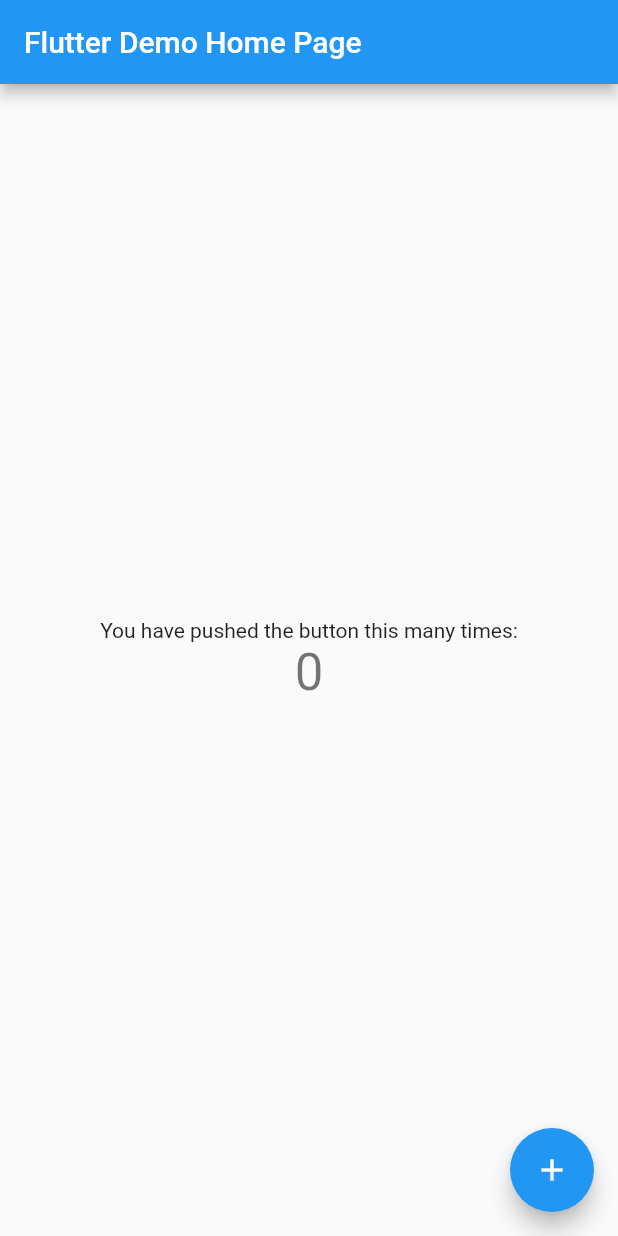
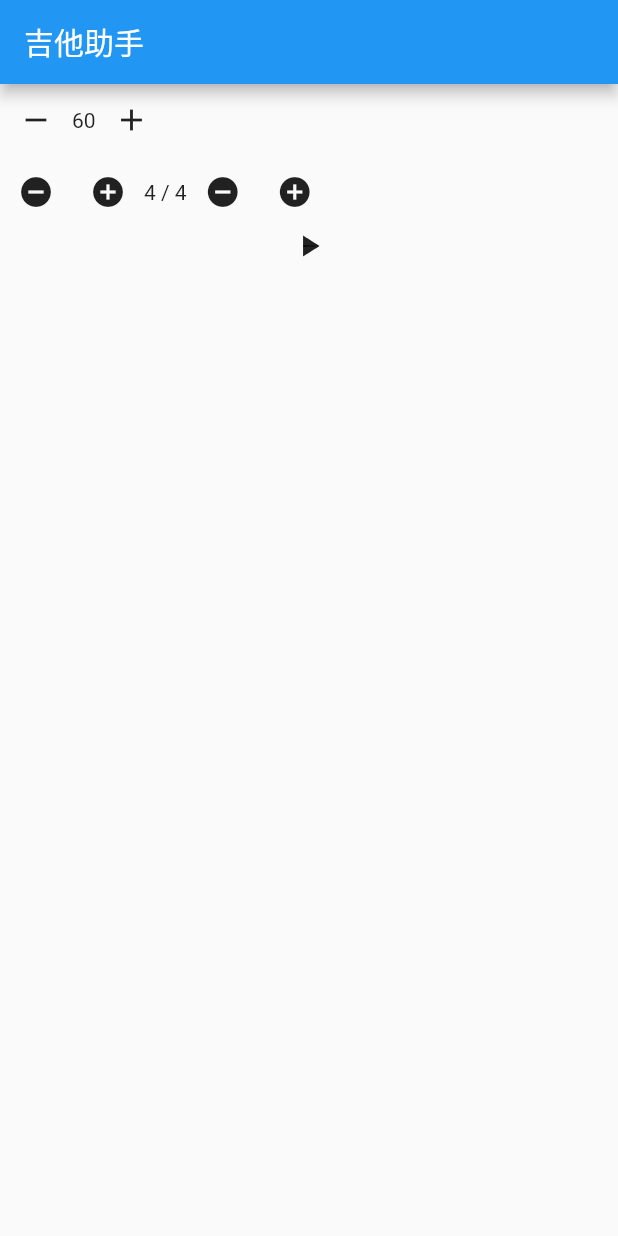
Before and after one commit to mzlogin/guitar_assistant, a Flutter app: the screen it shows after launch, on a phone screen of 412 x 824 dp. Run offline on Flutter 3.47's test engine with Material 2 defaults, Android fonts, the light colour scheme and no system bars; our stand-ins replace audioplayers.

Commit message:
新增节拍器基本功能

```diff
--- a/lib/main.dart
+++ b/lib/main.dart
@@ -1,4 +1,7 @@
+import 'dart:async';
+
 import 'package:flutter/material.dart';
+import 'package:audioplayers/audioplayers.dart';
 
 void main() {
   runApp(const MyApp());
@@ -7,24 +10,14 @@
 class MyApp extends StatelessWidget {
   const MyApp({Key? key}) : super(key: key);
 
-  // This widget is the root of your application.
   @override
   Widget build(BuildContext context) {
     return MaterialApp(
-      title: 'Flutter Demo',
+      title: '吉他助手',
       theme: ThemeData(
-        // This is the theme of your application.
-        //
-        // Try running your application with "flutter run". You'll see the
-        // application has a blue toolbar. Then, without quitting the app, try
-        // changing the primarySwatch below to Colors.green and then invoke
-        // "hot reload" (press "r" in the console where you ran "flutter run",
-        // or simply save your changes to "hot reload" in a Flutter IDE).
-        // Notice that the counter didn't reset back to zero; the application
-        // is not restarted.
         primarySwatch: Colors.blue,
       ),
-      home: const MyHomePage(title: 'Flutter Demo Home Page'),
+      home: const MyHomePage(title: '吉他助手'),
     );
   }
 }
@@ -32,84 +25,159 @@
 class MyHomePage extends StatefulWidget {
   const MyHomePage({Key? key, required this.title}) : super(key: key);
 
-  // This widget is the home page of your application. It is stateful, meaning
-  // that it has a State object (defined below) that contains fields that affect
-  // how it looks.
-
-  // This class is the configuration for the state. It holds the values (in this
-  // case the title) provided by the parent (in this case the App widget) and
-  // used by the build method of the State. Fields in a Widget subclass are
-  // always marked "final".
-
   final String title;
 
   @override
   State<MyHomePage> createState() => _MyHomePageState();
 }
 
-class _MyHomePageState extends State<MyHomePage> {
-  int _counter = 0;
+class _MyHomePageState extends State<MyHomePage> with TickerProviderStateMixin {
+  // X 分音符为一拍，默认 4
+  int _oneBeat = 4;
+  // 每小节 X 拍，默认 4
+  int _beatsPerMeasure = 4;
+  // 每分钟多少拍，默认 60
+  int _beatsPerMinute = 60;
+  // 是否正在播放节拍器音频
+  bool _isPlaying = false;
+  // 当前计数
+  int _currentStep = -1;
 
-  void _incrementCounter() {
+  late AnimationController _animationController;
+  Timer? _timer;
+
+  final AudioCache _audioCache = AudioCache();
+  AudioPlayer advancedPlayer = AudioPlayer();
+
+  @override
+  void initState() {
+    super.initState();
+    _animationController = AnimationController(vsync: this)
+    ..duration = const Duration(milliseconds: 500);
+  }
+
+  _renewTimer() {
+    _timer = Timer(Duration(milliseconds: (60 * 1000 ~/ _beatsPerMinute)), () {
+      _playAudio().then((value) => _incrementCurrentStep);
+      _renewTimer();
+    });
+  }
+
+  Future<void> _playAudio() {
+    int nextStep = _currentStep + 1;
+    if (nextStep % _beatsPerMeasure == 0) {
+      return _audioCache.play('sound-effect-1_1.wav');
+    } else {
+      return _audioCache.play('sound-effect-1_2.wav');
+    }
+  }
+
+  _switchPlayingState() {
+    if (_isPlaying) {
+      _animationController.reverse();
+      _timer?.cancel();
+    } else {
+      _animationController.forward();
+      _renewTimer();
+    }
     setState(() {
-      // This call to setState tells the Flutter framework that something has
-      // changed in this State, which causes it to rerun the build method below
-      // so that the display can reflect the updated values. If we changed
-      // _counter without calling setState(), then the build method would not be
-      // called again, and so nothing would appear to happen.
-      _counter++;
+      _isPlaying = !_isPlaying;
+    });
+  }
+
+  _incrementCurrentStep() {
+    setState(() {
+      _currentStep++;
+    });
+  }
+
+  _incrementOneBeat() {
+    if (_oneBeat >= 16) {
+      return;
+    }
+    setState(() {
+      _oneBeat *= 2;
+    });
+  }
+
+  _decrementOneBeat() {
+    if (_oneBeat <= 1) {
+      return;
+    }
+    setState(() {
+      _oneBeat = _oneBeat ~/ 2;
+    });
+  }
+
+  _incrementBeatsPerMeasure() {
+    if (_beatsPerMeasure >= 20) {
+      return;
+    }
+    setState(() {
+      _beatsPerMeasure++;
+    });
+  }
+
+  _decrementBeatsPerMeasure() {
+    if (_beatsPerMeasure <= 1) {
+      return;
+    }
+    setState(() {
+      _beatsPerMeasure--;
+    });
+  }
+
+  _incrementBeatsPerMinute() {
+    if (_beatsPerMinute >= 500) {
+      return;
+    }
+    setState(() {
+      _beatsPerMinute++;
+    });
+  }
+
+  _decrementBeatsPerMinute() {
+    if (_beatsPerMinute <= 20) {
+      return;
+    }
+    setState(() {
+      _beatsPerMinute--;
     });
   }
 
   @override
   Widget build(BuildContext context) {
-    // This method is rerun every time setState is called, for instance as done
-    // by the _incrementCounter method above.
-    //
-    // The Flutter framework has been optimized to make rerunning build methods
-    // fast, so that you can just rebuild anything that needs updating rather
-    // than having to individually change instances of widgets.
     return Scaffold(
       appBar: AppBar(
-        // Here we take the value from the MyHomePage object that was created by
-        // the App.build method, and use it to set our appbar title.
         title: Text(widget.title),
       ),
-      body: Center(
-        // Center is a layout widget. It takes a single child and positions it
-        // in the middle of the parent.
-        child: Column(
-          // Column is also a layout widget. It takes a list of children and
-          // arranges them vertically. By default, it sizes itself to fit its
-          // children horizontally, and tries to be as tall as its parent.
-          //
-          // Invoke "debug painting" (press "p" in the console, choose the
-          // "Toggle Debug Paint" action from the Flutter Inspector in Android
-          // Studio, or the "Toggle Debug Paint" command in Visual Studio Code)
-          // to see the wireframe for each widget.
-          //
-          // Column has various properties to control how it sizes itself and
-          // how it positions its children. Here we use mainAxisAlignment to
-          // center the children vertically; the main axis here is the vertical
-          // axis because Columns are vertical (the cross axis would be
-          // horizontal).
-          mainAxisAlignment: MainAxisAlignment.center,
-          children: <Widget>[
-            const Text(
-              'You have pushed the button this many times:',
+      body: Column(
+        children: [
+          Row(
+            children: [
+              IconButton(onPressed: _decrementBeatsPerMinute, icon: const Icon(Icons.remove)),
+              Text('$_beatsPerMinute'),
+              IconButton(onPressed: _incrementBeatsPerMinute, icon: const Icon(Icons.add)),
+            ],
+          ),
+          Row(
+            children: [
+              IconButton(onPressed: _decrementBeatsPerMeasure, icon: const Icon(Icons.remove_circle)),
+              IconButton(onPressed: _incrementBeatsPerMeasure, icon: const Icon(Icons.add_circle)),
+              Text('$_beatsPerMeasure / $_oneBeat'),
+              IconButton(onPressed: _decrementOneBeat, icon: const Icon(Icons.remove_circle)),
+              IconButton(onPressed: _incrementOneBeat, icon: const Icon(Icons.add_circle)),
+            ],
+          ),
+          InkWell(
+            child: AnimatedIcon(
+              icon: AnimatedIcons.play_pause,
+              progress: _animationController,
             ),
-            Text(
-              '$_counter',
-              style: Theme.of(context).textTheme.headline4,
-            ),
-          ],
-        ),
-      ),
-      floatingActionButton: FloatingActionButton(
-        onPressed: _incrementCounter,
-        tooltip: 'Increment',
-        child: const Icon(Icons.add),
-      ), // This trailing comma makes auto-formatting nicer for build methods.
+            onTap: _switchPlayingState,
+          )
+        ]
+      )
     );
   }
 }
--- a/pubspec.yaml
+++ b/pubspec.yaml
@@ -34,6 +34,7 @@
   # The following adds the Cupertino Icons font to your application.
   # Use with the CupertinoIcons class for iOS style icons.
   cupertino_icons: ^1.0.2
+  audioplayers: ^0.20.1
 
 dev_dependencies:
   flutter_test:
@@ -61,6 +62,8 @@
   # assets:
   #   - images/a_dot_burr.jpeg
   #   - images/a_dot_ham.jpeg
+  assets:
+    - assets/
 
   # An image asset can refer to one or more resolution-specific "variants", see
   # https://flutter.dev/assets-and-images/#resolution-aware.
```
Also changed, not shown: pubspec.lock, 13 other files.
